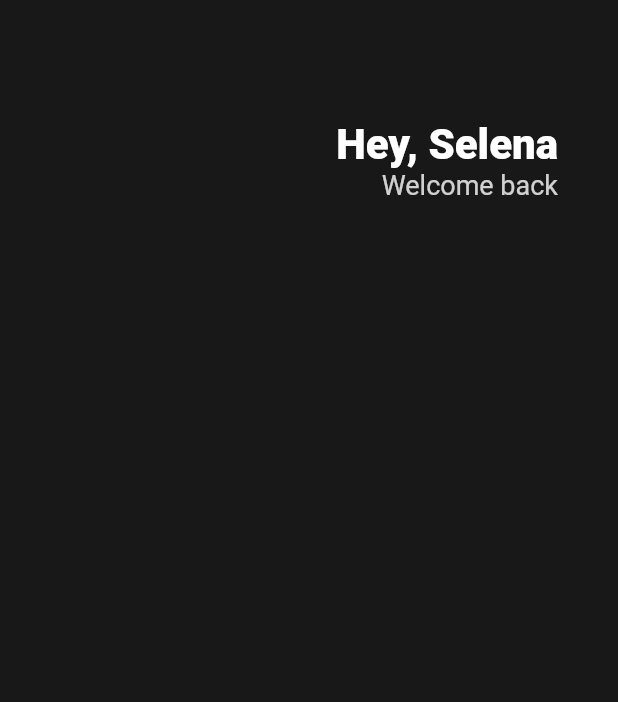
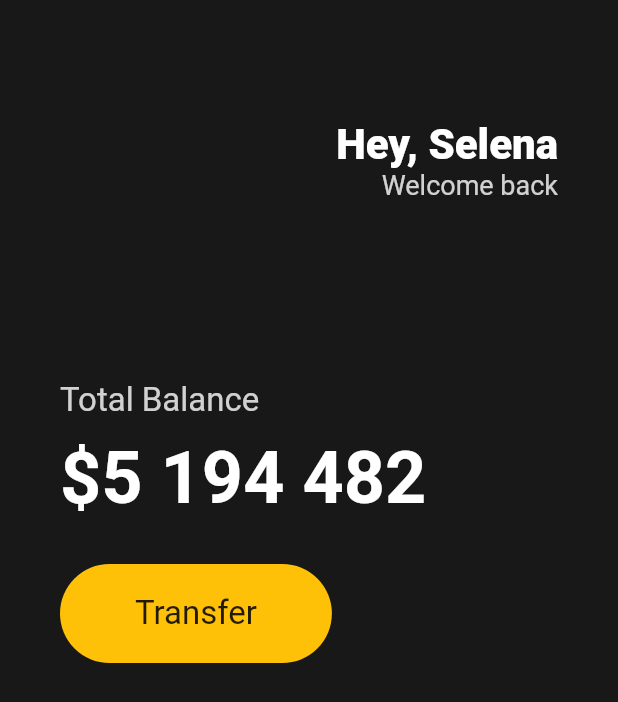
Before and after one commit to sol92824/flutter, a Flutter app: the screen it shows after launch, on a phone screen of 412 x 824 dp. Shown: the top 702 px of the screen. Run offline on Flutter 3.47's test engine with Material 2 defaults, Android fonts, the phone set to English and light mode, and no system bars.

Commit message:
Button Section

```diff
--- a/lib/main.dart
+++ b/lib/main.dart
@@ -15,6 +15,7 @@ class App extends StatelessWidget {
               horizontal: 40,
             ),
             child: Column(
+              crossAxisAlignment: CrossAxisAlignment.start,
               children: [
                 SizedBox(
                   height: 80,
@@ -39,6 +40,51 @@ class App extends StatelessWidget {
                       ],
                     )
                   ],
+                ),
+                SizedBox(
+                  height: 120,
+                ),
+                Text(
+                  'Total Balance',
+                  style: TextStyle(
+                    fontSize: 22,
+                    color: Colors.white.withOpacity(0.8),
+                  ),
+                ),
+                SizedBox(
+                  height: 10,
+                ),
+                Text(
+                  '\$5 194 482',
+                  style: TextStyle(
+                    fontSize: 48,
+                    fontWeight: FontWeight.w600,
+                    color: Colors.white,
+                  ),
+                ),
+                SizedBox(
+                  height: 30,
+                ),
+                Row(
+                  children: [
+                    Container(
+                        decoration: BoxDecoration(
+                          color: Colors.amber,
+                          borderRadius: BorderRadius.circular(45),
+                        ),
+                        child: Padding(
+                          padding: EdgeInsets.symmetric(
+                            vertical: 20,
+                            horizontal: 50,
+                          ),
+                          child: Text(
+                            'Transfer',
+                            style: TextStyle(
+                              fontSize: 22,
+                            ),
+                          ),
+                        ))
+                  ],
                 )
               ],
             ),
```
